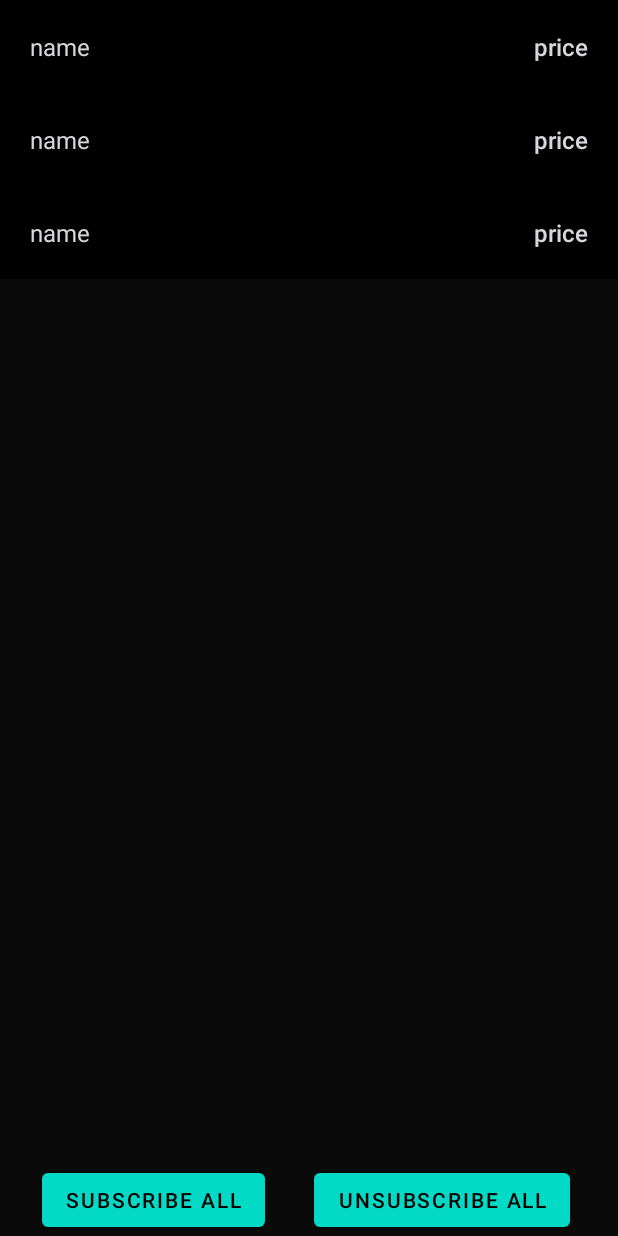
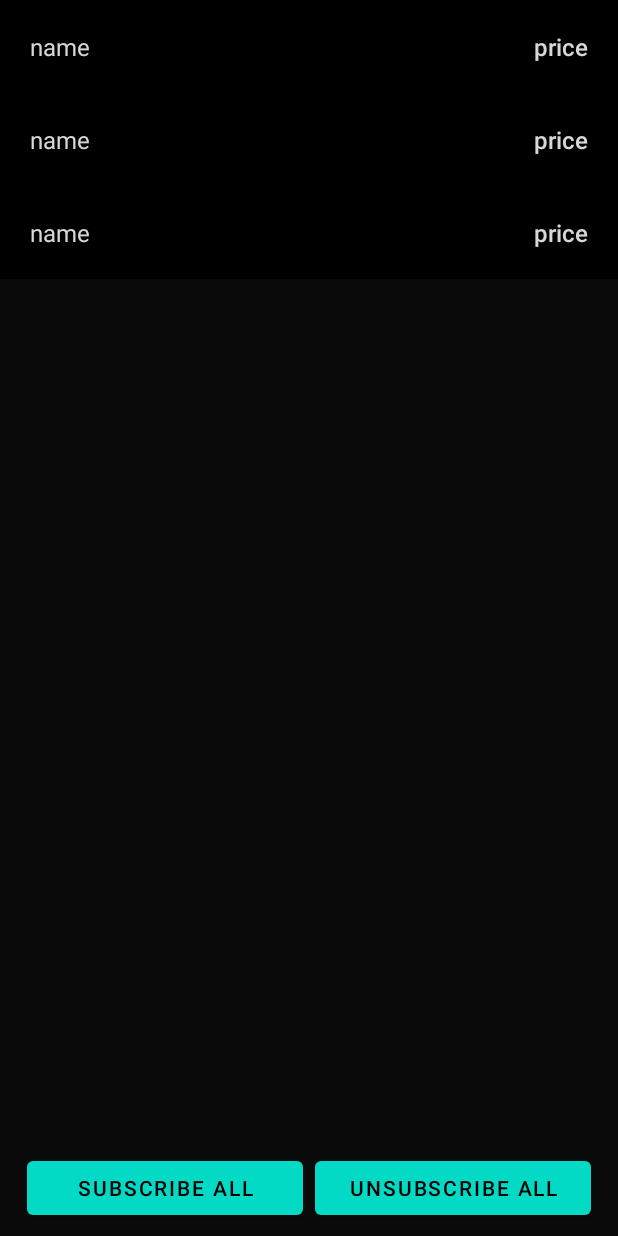
Before and after one commit to GianlucaVeschi/StockPricesTracker, an Android app: the layout main_fragment.xml on its own in the app's theme, with its tools: preview values and no code run, on a phone screen of 412 x 824 dp. Run offline under Robolectric (Android 15) with nearby library versions, the phone set to English and light mode, and no system bars.

Commit message:
Make bottom buttons cool

```diff
--- a/app/src/main/res/layout/main_fragment.xml
+++ b/app/src/main/res/layout/main_fragment.xml
@@ -13,8 +13,8 @@
     <androidx.constraintlayout.widget.ConstraintLayout
         android:layout_width="match_parent"
         android:layout_height="match_parent"
+        android:background="@color/color_screen_bg"
         android:gravity="center"
-        android:background="@color/color_screen_bg"
         android:orientation="vertical">
 
         <androidx.recyclerview.widget.RecyclerView
@@ -31,29 +31,38 @@
 
         <Button
             android:id="@+id/btnSubscribe"
-            android:layout_width="wrap_content"
+            android:layout_width="0dp"
             android:layout_height="wrap_content"
-            android:layout_marginStart="28dp"
+            android:layout_marginStart="18dp"
+            android:layout_marginEnd="4dp"
+            android:layout_marginBottom="8dp"
+            android:onClick="@{(v) -> viewModel.subscribeToStocks()}"
             android:text="@string/subscribe"
             android:textColor="@color/black"
             app:backgroundTint="@color/teal_200"
             app:layout_constraintBottom_toBottomOf="parent"
-            app:layout_constraintStart_toStartOf="parent"
-            android:onClick="@{(v) -> viewModel.subscribeToStocks()}"/>
+            app:layout_constraintEnd_toStartOf="@+id/btnUnsubscribe"
+            app:layout_constraintHorizontal_bias="0.5"
+            app:layout_constraintHorizontal_chainStyle="spread"
+            app:layout_constraintStart_toStartOf="parent" />
 
         <Button
             android:id="@+id/btnUnsubscribe"
-            android:layout_width="wrap_content"
+            android:layout_width="0dp"
             android:layout_height="wrap_content"
+            android:layout_marginStart="4dp"
             android:layout_marginTop="1dp"
+            android:layout_marginEnd="18dp"
+            android:layout_marginBottom="8dp"
+            android:onClick="@{(v) -> viewModel.unsubscribeFromStocks()}"
             android:text="@string/unsubscribe"
             android:textColor="@color/black"
             app:backgroundTint="@color/teal_200"
-            app:layout_constraintBottom_toBottomOf="@id/btnSubscribe"
+            app:layout_constraintBottom_toBottomOf="parent"
             app:layout_constraintEnd_toEndOf="parent"
-            app:layout_constraintStart_toEndOf="@id/btnSubscribe"
-            app:layout_constraintTop_toBottomOf="@+id/stockPricesRecView"
-            android:onClick="@{(v) -> viewModel.unsubscribeFromStocks()}"/>
+            app:layout_constraintHorizontal_bias="0.5"
+            app:layout_constraintStart_toEndOf="@+id/btnSubscribe"
+            app:layout_constraintTop_toBottomOf="@+id/stockPricesRecView" />
 
     </androidx.constraintlayout.widget.ConstraintLayout>
 </layout>
```
